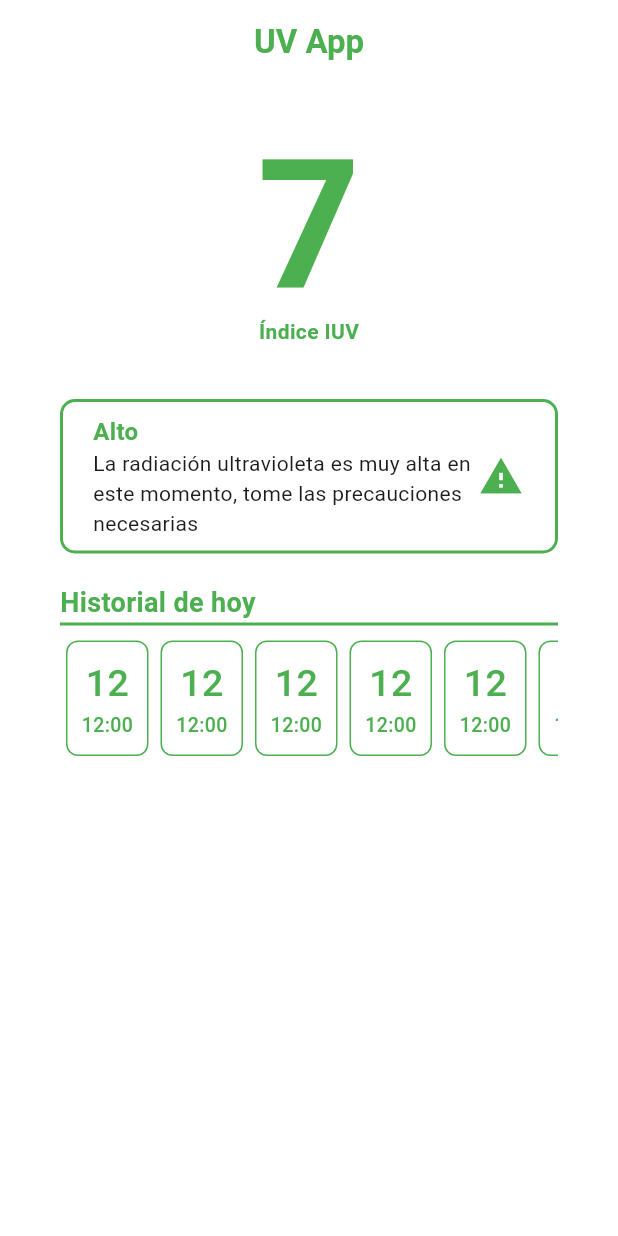
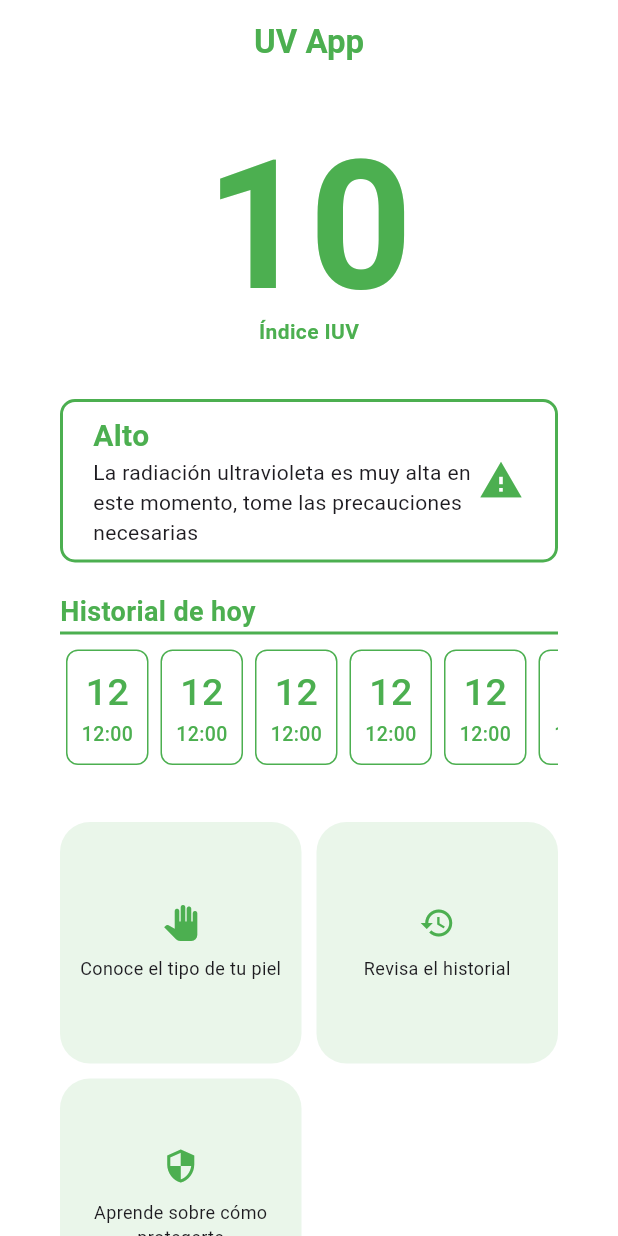
Before and after one commit to JoseYe628/uv_sensor_app, a Flutter app: the screen it shows after launch, on a phone screen of 412 x 824 dp. Run offline on Flutter 3.47's test engine with Material 3 defaults, Android fonts, the phone set to English and light mode, and no system bars; our stand-ins replace firebase_core, firebase_database; accounts and stored records are empty.

Commit message:
Diseño de botones de menú en el home_screen

```diff
--- /dev/null
+++ b/lib/components/info/grid_menu_info.dart
@@ -0,0 +1,55 @@
+
+import 'package:flutter/material.dart';
+
+class GridMenuInfo extends StatelessWidget {
+  const GridMenuInfo({super.key});
+
+  @override
+  Widget build(BuildContext context){
+    return Container(
+      margin: const EdgeInsets.only(top: 8, bottom: 25, left: 40, right: 40),
+      child: GridView.count(
+        shrinkWrap: true,
+        crossAxisCount: 2,
+        mainAxisSpacing: 10,
+        crossAxisSpacing: 10,
+        physics: NeverScrollableScrollPhysics(),
+        children: [
+          _ButtonItem(icon: Icons.pan_tool, description: "Conoce el tipo de tu piel"),
+          _ButtonItem(icon: Icons.history, description: "Revisa el historial"),
+          _ButtonItem(icon: Icons.security, description: "Aprende sobre cómo protegerte"),
+        ],
+      ),
+    );
+  }
+}
+
+class _ButtonItem extends StatelessWidget {
+  const _ButtonItem({super.key, required this.description, required this.icon});
+
+  final IconData icon;
+  final String description;
+
+  @override
+  Widget build(BuildContext context){
+    return Container(
+      padding: const EdgeInsets.all(10),
+      decoration: BoxDecoration(
+        //border: Border.all(color: Colors.green, width: 2),
+        borderRadius: BorderRadius.all(Radius.circular(20)),
+        color: Colors.green.withAlpha(30),
+      ),
+      child: Center(
+        child: Column(
+          mainAxisSize: MainAxisSize.min,
+          crossAxisAlignment: CrossAxisAlignment.center,
+          children: [
+            Icon(icon, color: Colors.green,),
+            SizedBox(height: 10,),
+            Text(description, style: TextStyle(fontSize: 12), textAlign: TextAlign.center)
+          ],
+        ),
+      ),
+    );
+  }
+}
--- a/lib/components/uv/uv_message_box.dart
+++ b/lib/components/uv/uv_message_box.dart
@@ -20,7 +20,7 @@ class UVMessageBox extends StatelessWidget {
             child: Column(
               crossAxisAlignment: CrossAxisAlignment.start,
               children: [
-                Text("Alto", style: TextStyle(color: Colors.green, fontWeight: FontWeight.bold, fontSize: 16),),
+                Text("Alto", style: TextStyle(color: Colors.green, fontWeight: FontWeight.bold, fontSize: 20),),
                 Text("La radiación ultravioleta es muy alta en este momento, tome las precauciones necesarias"),
               ],
             ),
--- a/lib/components/uv/uv_traker.dart
+++ b/lib/components/uv/uv_traker.dart
@@ -51,7 +51,7 @@ class _UVIndex extends StatelessWidget {
   @override
   Widget build(BuildContext context) {
     return Text(
-      "7",
+      "10",
       style: TextStyle(
         height: 1,
         //backgroundColor: Colors.red,
--- a/lib/screens/home_screen.dart
+++ b/lib/screens/home_screen.dart
@@ -1,5 +1,6 @@
 
 import 'package:flutter/material.dart';
+import 'package:uv_sensor_app/components/info/grid_menu_info.dart';
 import 'package:uv_sensor_app/components/uv/uv_components.dart';
 
 class HomeScreen extends StatelessWidget {
@@ -13,14 +14,18 @@ class HomeScreen extends StatelessWidget {
         title: Text("UV App", style: TextStyle(color: Colors.green, fontWeight: FontWeight.bold)),
         centerTitle: true,
         backgroundColor: Colors.white,
+        scrolledUnderElevation: 0,
       ),
-      body: Column(
+      body: SingleChildScrollView(
+        child: Column(
           crossAxisAlignment: CrossAxisAlignment.center,
           children: [
             UvTraker(),
             UVMessageBox(),
             UVHistory(),
+            GridMenuInfo(),
           ],
+        ),
       ),
     );
   }
```
Lines whose indentation alone changed are shown as unchanged.
